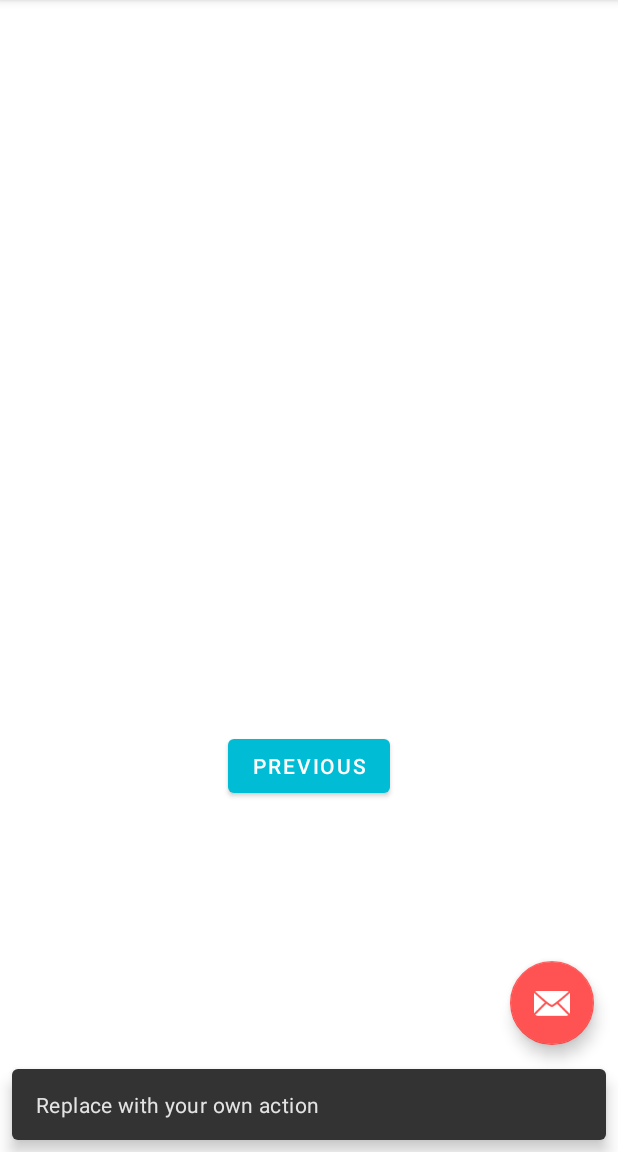
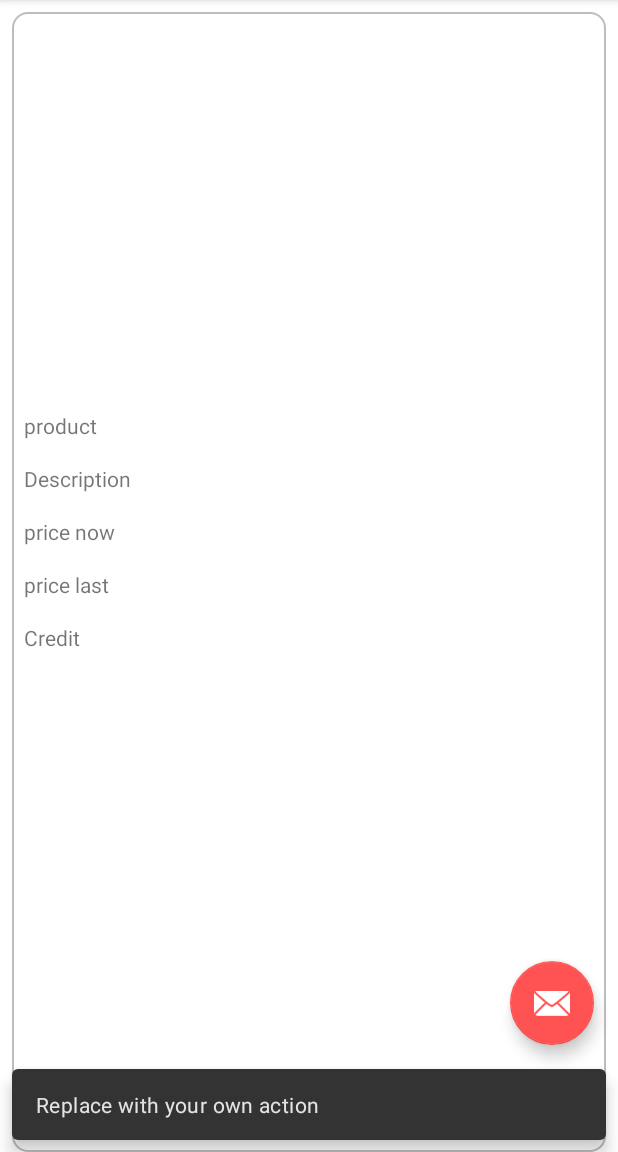
Before and after one commit to a-chavez/plaplix, an Android app: the SecondFragment screen opened through its navigation route, after a tap on an icon or button, on a phone screen of 412 x 824 dp, the part 84-1236 px from its top. Run offline under Robolectric (Android 15) with nearby library versions, the phone set to English and light mode, and no system bars; our stand-ins replace Room's generated code; pictures from the network do not load; 6 statements that could not run were skipped.

Commit message:
Working: -Details

```diff
--- a/app/build.gradle
+++ b/app/build.gradle
@@ -2,6 +2,7 @@ plugins {
     id 'com.android.application'
     id 'kotlin-android'
     id 'kotlin-kapt' // plugin para room
+    id 'kotlin-android-extensions'
 }
 
 android {
--- a/app/src/main/AndroidManifest.xml
+++ b/app/src/main/AndroidManifest.xml
@@ -1,6 +1,7 @@
 <?xml version="1.0" encoding="utf-8"?>
 <manifest xmlns:android="http://schemas.android.com/apk/res/android"
     package="cl.nodalnet.plaplix">
+    <uses-permission android:name="android.permission.INTERNET" />
 
     <application
         android:allowBackup="true"
--- a/app/src/main/java/cl/nodalnet/plaplix/FirstFragment.kt
+++ b/app/src/main/java/cl/nodalnet/plaplix/FirstFragment.kt
@@ -1,17 +1,31 @@
 package cl.nodalnet.plaplix
 
 import android.os.Bundle
+import android.util.Log
 import androidx.fragment.app.Fragment
 import android.view.LayoutInflater
 import android.view.View
 import android.view.ViewGroup
 import android.widget.Button
+import android.widget.Toast
+import androidx.lifecycle.Observer
+import androidx.lifecycle.ViewModelProvider
 import androidx.navigation.fragment.findNavController
+import androidx.recyclerview.widget.LinearLayoutManager
+import androidx.transition.TransitionInflater
+import cl.nodalnet.plaplix.viewmodel.MyAdapter
+import cl.nodalnet.plaplix.viewmodel.MyViewModel
+import kotlinx.android.synthetic.main.fragment_first.*
+import kotlinx.android.synthetic.main.item_products.*
 
-/**
- * A simple [Fragment] subclass as the default destination in the navigation.
- */
-class FirstFragment : Fragment() {
+class FirstFragment : Fragment(), MyAdapter.ProductsID {
+    lateinit var mViewModel: MyViewModel
+
+    override fun onCreate(savedInstanceState: Bundle?) {
+        super.onCreate(savedInstanceState)
+        mViewModel = ViewModelProvider(this).get(MyViewModel::class.java)
+
+    }
 
     override fun onCreateView(
             inflater: LayoutInflater, container: ViewGroup?,
@@ -23,9 +37,22 @@ class FirstFragment : Fragment() {
 
     override fun onViewCreated(view: View, savedInstanceState: Bundle?) {
         super.onViewCreated(view, savedInstanceState)
+        val mRecyclerView = recyclerView_Products
+        val mAdapter = MyAdapter(this)
 
-        view.findViewById<Button>(R.id.button_first).setOnClickListener {
-            findNavController().navigate(R.id.action_FirstFragment_to_SecondFragment)
-        }
+        mRecyclerView.adapter = mAdapter
+        mRecyclerView.layoutManager = LinearLayoutManager(context)
+
+        mViewModel.mAllProducts.observe(viewLifecycleOwner, {
+        mAdapter.updateListProducts(it)
+
+        })
+
+    }
+
+    override fun passData(mProductsID: Int) {
+        val mBundle = Bundle()
+        mBundle.putInt("id",mProductsID)
+        findNavController().navigate(R.id.action_FirstFragment_to_SecondFragment,mBundle)
     }
 }
--- /dev/null
+++ b/app/src/main/java/cl/nodalnet/plaplix/MyRepository.kt
@@ -0,0 +1,83 @@
+package cl.nodalnet.plaplix
+
+import android.util.Log
+import androidx.lifecycle.LiveData
+import cl.nodalnet.plaplix.retrofit.DetailsList
+import cl.nodalnet.plaplix.retrofit.ProductsList
+import cl.nodalnet.plaplix.retrofit.RetrofitClient
+import cl.nodalnet.plaplix.room.DetailsDAO
+import cl.nodalnet.plaplix.room.DetailsItem
+import cl.nodalnet.plaplix.room.ProductsDAO
+import cl.nodalnet.plaplix.room.ProductsItem
+import kotlinx.coroutines.CoroutineScope
+import kotlinx.coroutines.Dispatchers
+import kotlinx.coroutines.launch
+import retrofit2.Call
+import retrofit2.Callback
+import retrofit2.Response
+
+class MyRepository(private val mProductsDAO: ProductsDAO, private val mDetailsDAO: DetailsDAO) {
+    private val service = RetrofitClient.getRetrofitClient()
+
+    val mLiveData = mProductsDAO.getAllData()
+    val mLiveDataDetails = mDetailsDAO.getAllData()
+    //val mDataProductsItem = mutableListOf<ProductsItem>()
+
+    fun getDataFromProducts() {
+        val mCall = service.getDataFromApi()
+        mCall.enqueue(object : Callback<ProductsList> {
+            override fun onResponse(call: Call<ProductsList>, response: Response<ProductsList>) {
+                //Log.d("Arroz onResponse", response.code().toString())
+                when(response.code()){
+
+                    in 200..299 -> CoroutineScope(Dispatchers.IO).launch{
+                        response.body()?.let{
+                            //Log.d("Arroz desde API", it.toString())
+                            mProductsDAO.insertAllData(it)
+                        }
+
+                    }
+                    in 300..399 -> Log.d("ERROR 300", response.errorBody().toString())
+                }
+
+            }
+
+            override fun onFailure(call: Call<ProductsList>, t: Throwable) {
+                Log.e("MyRepository", t.message.toString())
+            }
+
+        })
+    }
+
+    fun getDataFromDetails() {
+        val mCall = service.getDataFromOne()
+        mCall.enqueue(object : Callback<DetailsList> {
+            override fun onResponse(call: Call<DetailsList>, response: Response<DetailsList>) {
+                //Log.d("Arroz onResponse", response.code().toString())
+                when(response.code()){
+
+                    in 200..299 -> CoroutineScope(Dispatchers.IO).launch{
+                        response.body()?.let{
+                            //Log.d("Arroz desde API", it.toString())
+                            mDetailsDAO.insertAllData(it)
+                        }
+
+                    }
+                    in 300..399 -> Log.d("ERROR 300", response.errorBody().toString())
+                }
+
+            }
+
+            override fun onFailure(call: Call<DetailsList>, t: Throwable) {
+                Log.e("MyRepository", t.message.toString())
+            }
+
+        })
+    }
+
+    fun getOneGoods(mID :Int): LiveData<DetailsItem> {
+        return mDetailsDAO.getOneGoods(mID)
+    }
+
+
+}
--- a/app/src/main/java/cl/nodalnet/plaplix/SecondFragment.kt
+++ b/app/src/main/java/cl/nodalnet/plaplix/SecondFragment.kt
@@ -1,17 +1,37 @@
 package cl.nodalnet.plaplix
 
 import android.os.Bundle
+import android.util.Log
 import androidx.fragment.app.Fragment
 import android.view.LayoutInflater
 import android.view.View
 import android.view.ViewGroup
 import android.widget.Button
+import android.widget.Toast
+import androidx.lifecycle.Observer
+import androidx.lifecycle.ViewModelProvider
 import androidx.navigation.fragment.findNavController
+import cl.nodalnet.plaplix.viewmodel.MyAdapter
+import cl.nodalnet.plaplix.viewmodel.MyViewModel
+import com.bumptech.glide.Glide
+import com.bumptech.glide.load.resource.bitmap.CenterCrop
+import com.bumptech.glide.load.resource.bitmap.RoundedCorners
+import kotlinx.android.synthetic.main.fragment_first.*
+import kotlinx.android.synthetic.main.fragment_second.*
+import kotlinx.android.synthetic.main.item_products.*
 
-/**
- * A simple [Fragment] subclass as the second destination in the navigation.
- */
 class SecondFragment : Fragment() {
+
+    lateinit var mViewModel: MyViewModel
+    var mId: Int = 1
+
+    override fun onCreate(savedInstanceState: Bundle?) {
+        super.onCreate(savedInstanceState)
+        mViewModel = ViewModelProvider(this).get(MyViewModel::class.java)
+        arguments?.let {
+            mId = it.getInt("id",1)
+        }
+    }
 
     override fun onCreateView(
             inflater: LayoutInflater, container: ViewGroup?,
@@ -24,8 +44,19 @@ class SecondFragment : Fragment() {
     override fun onViewCreated(view: View, savedInstanceState: Bundle?) {
         super.onViewCreated(view, savedInstanceState)
 
-        view.findViewById<Button>(R.id.button_second).setOnClickListener {
-            findNavController().navigate(R.id.action_SecondFragment_to_FirstFragment)
-        }
+      mViewModel.getOneGoods(mId).observe(viewLifecycleOwner, {
+          tvSecName.setText(it.name)
+          tvSecDescr.setText(it.description)
+          tvSecPrice.setText(it.price.toString())
+          tvSecLastPrice.setText(it.lastPrice.toString())
+          tvSecCredit.setText(it.credit.toString())
+
+          Glide.with(this)
+              .load(it.image)
+              .transform(CenterCrop(), RoundedCorners(20))
+              .into(imgsecDetails)
+      })
+
+
     }
 }
--- /dev/null
+++ b/app/src/main/java/cl/nodalnet/plaplix/viewmodel/MyAdapter.kt
@@ -0,0 +1,59 @@
+package cl.nodalnet.plaplix.viewmodel
+
+import android.view.LayoutInflater
+import android.view.View
+import android.view.ViewGroup
+import androidx.recyclerview.widget.RecyclerView
+import cl.nodalnet.plaplix.R
+import cl.nodalnet.plaplix.room.ProductsItem
+import com.bumptech.glide.Glide
+import com.bumptech.glide.load.resource.bitmap.CenterCrop
+import com.bumptech.glide.load.resource.bitmap.RoundedCorners
+import kotlinx.android.synthetic.main.item_products.view.*
+import java.util.*
+
+
+class MyAdapter(var mProductsID: ProductsID) : RecyclerView.Adapter<MyAdapter.mViewHolder>() {
+    private var dataList = emptyList<ProductsItem>()
+
+    fun updateListProducts(mDataList: List<ProductsItem>){
+
+        dataList = mDataList
+        notifyDataSetChanged()
+    }
+
+    inner class mViewHolder(itemView: View) : RecyclerView.ViewHolder(itemView), View.OnClickListener{
+        val mProductsUrl    = itemView.imgProducts
+        val mProductsName = itemView.tvName
+        val mProductsPrice  = itemView.tvPrice
+        val mProductsId     = itemView.tvId
+        val itemView = itemView.setOnClickListener(this)
+
+        override fun onClick(p0: View?) {
+            mProductsID.passData(dataList[adapterPosition].id)
+        }
+
+    }
+
+    override fun onCreateViewHolder(parent: ViewGroup, viewType: Int): mViewHolder {
+        val itemView = LayoutInflater.from(parent.context).inflate(R.layout.item_products,parent,false)
+        return mViewHolder(itemView)
+    }
+
+    override fun onBindViewHolder(holder: mViewHolder, position: Int) {
+        val mProductsItem: ProductsItem = dataList[position]
+        holder.mProductsId.text = mProductsItem.id.toString()
+        holder.mProductsName.text = mProductsItem.name.capitalize(Locale.ROOT)
+        holder.mProductsPrice.text = mProductsItem.price.toString()
+        Glide.with(holder.itemView.context)
+            .load(mProductsItem.image)
+            .transform(CenterCrop(), RoundedCorners(20))
+            .into(holder.mProductsUrl)
+    }
+
+    override fun getItemCount() = dataList.size
+
+    interface ProductsID{
+        fun passData(mProductsID: Int )
+    }
+}
--- /dev/null
+++ b/app/src/main/java/cl/nodalnet/plaplix/viewmodel/MyViewModel.kt
@@ -0,0 +1,32 @@
+package cl.nodalnet.plaplix.viewmodel
+
+import android.app.Application
+import android.telecom.Call
+import androidx.lifecycle.AndroidViewModel
+import androidx.lifecycle.LiveData
+import cl.nodalnet.plaplix.MyRepository
+import cl.nodalnet.plaplix.room.DetailsItem
+import cl.nodalnet.plaplix.room.ProductsDB
+import cl.nodalnet.plaplix.room.ProductsItem
+
+class MyViewModel(application: Application):AndroidViewModel(application) {
+    private val mMyRepository : MyRepository
+    val mAllProducts : LiveData<List<ProductsItem>>
+    val mAllDetails : LiveData<List<DetailsItem>>
+
+    init {
+        val mProductsDAO = ProductsDB.getDataBase(application).getMasterDAO()
+        val mDetailsDAO = ProductsDB.getDataBase(application).getDetailstDAO()
+        mMyRepository = MyRepository(mProductsDAO, mDetailsDAO)
+        mAllProducts = mMyRepository.mLiveData
+        mAllDetails = mMyRepository.mLiveDataDetails
+        mMyRepository.getDataFromProducts()
+        mMyRepository.getDataFromDetails()
+    }
+
+    fun getOneGoods(mID :Int):LiveData<DetailsItem>{
+        return mMyRepository.getOneGoods(mID)
+    }
+
+
+}
--- /dev/null
+++ b/app/src/main/res/drawable/box.xml
@@ -0,0 +1,9 @@
+<shape xmlns:android="http://schemas.android.com/apk/res/android"
+    android:shape="rectangle" >
+    <corners android:radius="10dp" />
+    <stroke
+        android:width="1dp"
+        android:color="@color/colorDivider"
+        />
+
+</shape>
--- a/app/src/main/res/layout/fragment_second.xml
+++ b/app/src/main/res/layout/fragment_second.xml
@@ -6,22 +6,75 @@
     android:layout_height="match_parent"
     tools:context=".SecondFragment">
 
-    <TextView
-        android:id="@+id/textview_second"
-        android:layout_width="wrap_content"
-        android:layout_height="wrap_content"
-        app:layout_constraintBottom_toTopOf="@id/button_second"
-        app:layout_constraintEnd_toEndOf="parent"
-        app:layout_constraintStart_toStartOf="parent"
-        app:layout_constraintTop_toTopOf="parent" />
 
-    <Button
-        android:id="@+id/button_second"
-        android:layout_width="wrap_content"
-        android:layout_height="wrap_content"
-        android:text="@string/previous"
+    <ImageView
+        android:id="@+id/imgSecBox"
+        android:layout_width="0dp"
+        android:layout_height="0dp"
+        android:layout_marginStart="8dp"
+        android:layout_marginTop="8dp"
+        android:layout_marginEnd="8dp"
+        android:background="@drawable/box"
+        android:contentDescription="@string/imgBlock"
         app:layout_constraintBottom_toBottomOf="parent"
         app:layout_constraintEnd_toEndOf="parent"
         app:layout_constraintStart_toStartOf="parent"
-        app:layout_constraintTop_toBottomOf="@id/textview_second" />
+        app:layout_constraintTop_toTopOf="parent"
+        app:layout_constraintVertical_bias="0.0" />
+
+    <ImageView
+        android:id="@+id/imgsecDetails"
+        android:layout_width="0dp"
+        android:layout_height="250dp"
+        app:layout_constraintEnd_toEndOf="parent"
+        app:layout_constraintStart_toStartOf="parent"
+        android:contentDescription="@string/imgProduct"
+        app:layout_constraintTop_toTopOf="@+id/imgSecBox"
+        tools:src="@tools:sample/avatars" />
+
+    <TextView
+        android:id="@+id/tvSecName"
+        android:layout_width="wrap_content"
+        android:layout_height="wrap_content"
+        android:layout_marginStart="8dp"
+        android:layout_marginTop="16dp"
+        android:text="@string/detailName"
+        app:layout_constraintStart_toStartOf="@+id/imgSecBox"
+        app:layout_constraintTop_toBottomOf="@+id/imgsecDetails" />
+
+    <TextView
+        android:id="@+id/tvSecDescr"
+        android:layout_width="wrap_content"
+        android:layout_height="wrap_content"
+        android:layout_marginTop="16dp"
+        android:text="@string/detailDesc"
+        app:layout_constraintStart_toStartOf="@+id/tvSecName"
+        app:layout_constraintTop_toBottomOf="@+id/tvSecName" />
+
+    <TextView
+        android:id="@+id/tvSecPrice"
+        android:layout_width="wrap_content"
+        android:layout_height="wrap_content"
+        android:layout_marginTop="16dp"
+        android:text="@string/priceNow"
+        app:layout_constraintStart_toStartOf="@+id/tvSecName"
+        app:layout_constraintTop_toBottomOf="@+id/tvSecDescr" />
+
+    <TextView
+        android:id="@+id/tvSecLastPrice"
+        android:layout_width="wrap_content"
+        android:layout_height="wrap_content"
+        android:layout_marginTop="16dp"
+        android:text="@string/priceLast"
+        app:layout_constraintStart_toStartOf="@+id/tvSecName"
+        app:layout_constraintTop_toBottomOf="@+id/tvSecPrice" />
+
+    <TextView
+        android:id="@+id/tvSecCredit"
+        android:layout_width="wrap_content"
+        android:layout_height="wrap_content"
+        android:layout_marginTop="16dp"
+        android:text="@string/detailCredit"
+        app:layout_constraintStart_toStartOf="@+id/tvSecName"
+        app:layout_constraintTop_toBottomOf="@+id/tvSecLastPrice" />
 </androidx.constraintlayout.widget.ConstraintLayout>
--- a/app/src/main/res/values/strings.xml
+++ b/app/src/main/res/values/strings.xml
@@ -9,4 +9,16 @@
 
     <string name="hello_first_fragment">Hello first fragment</string>
     <string name="hello_second_fragment">Hello second fragment. Arg: %1$s</string>
+    <string name="priceTxt">Price (CL) :</string>
+    <string name="price">price</string>
+    <string name="skuTxt">SKU :</string>
+    <string name="productName">Product Name</string>
+    <string name="sku">00</string>
+    <string name="detailName">product</string>
+    <string name="detailDesc">Description</string>
+    <string name="priceNow">price now</string>
+    <string name="priceLast">price last</string>
+    <string name="detailCredit">Credit</string>
+    <string name="imgProduct">Product Image</string>
+    <string name="imgBlock">Block Img</string>
 </resources>
```
Also changed, not shown: app/src/main/res/layout/fragment_first.xml (+10 -16 lines), app/src/main/res/layout/item_products.xml (added, +93 -0 lines).
